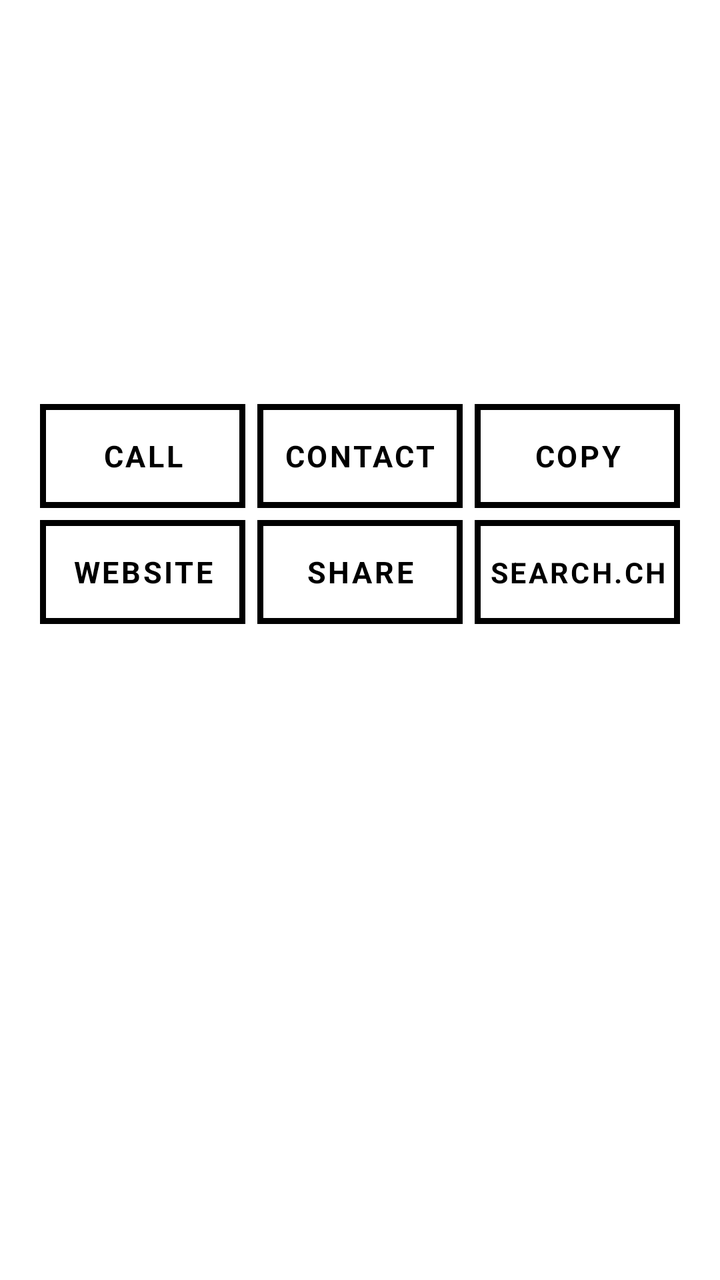
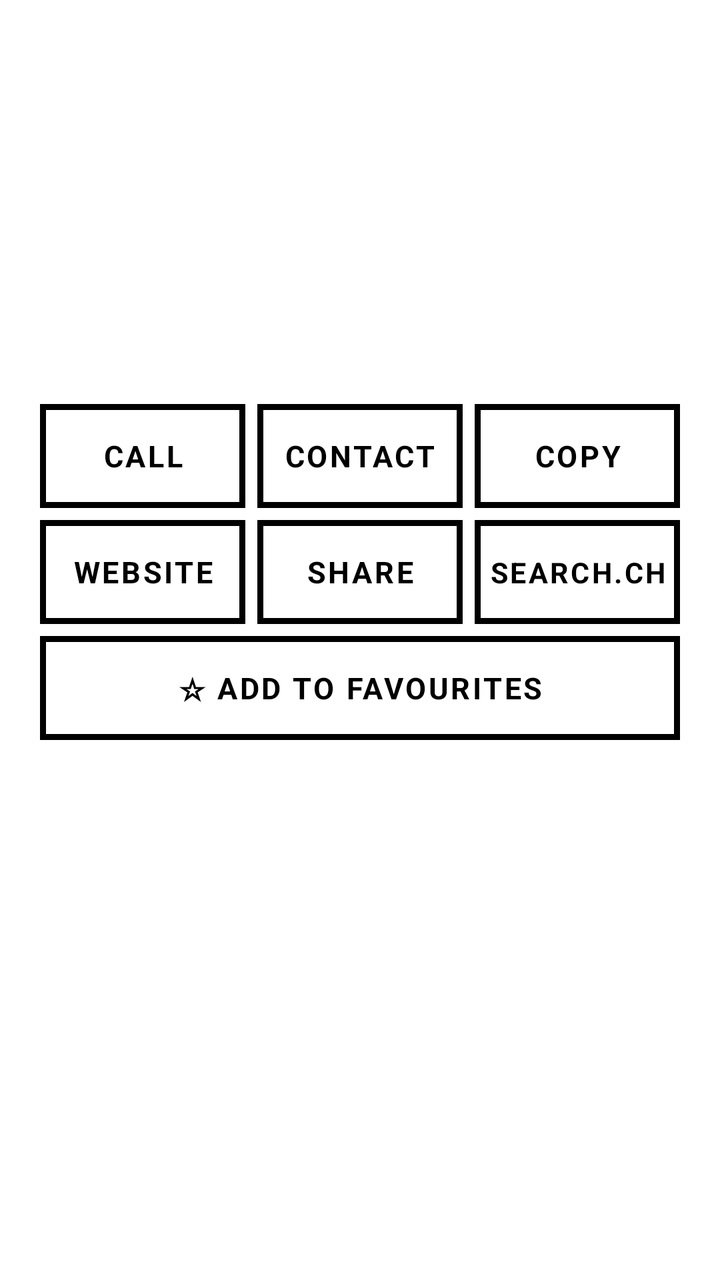

Compare the two renders of this Android layout. The source of the first and the diff that turns it into the second are given below.
<!-- AndroidManifest.xml: application theme Theme.Sbh -->
<!-- res/layout/dialog_place.xml -->
<?xml version="1.0" encoding="utf-8"?>
<ScrollView xmlns:android="http://schemas.android.com/apk/res/android"
    android:layout_width="match_parent" android:layout_height="wrap_content" android:background="@color/paper">
    <LinearLayout android:layout_width="match_parent" android:layout_height="wrap_content"
        android:orientation="vertical" android:paddingStart="20dp" android:paddingEnd="20dp" android:paddingTop="18dp" android:paddingBottom="4dp">
        <TextView android:id="@+id/pTitle" android:layout_width="match_parent" android:layout_height="wrap_content"
            android:textSize="22sp" android:textStyle="bold" android:textColor="@color/ink"/>
        <TextView android:id="@+id/pCategory" android:layout_width="match_parent" android:layout_height="wrap_content"
            android:textSize="15sp" android:textColor="@color/grey" android:layout_marginTop="2dp"/>
        <TextView android:id="@+id/pStatus" android:layout_width="match_parent" android:layout_height="wrap_content"
            android:textSize="18sp" android:textStyle="bold" android:layout_marginTop="10dp"/>
        <TextView android:id="@+id/pHours" android:layout_width="match_parent" android:layout_height="wrap_content"
            android:textSize="15sp" android:textColor="@color/ink" android:fontFamily="monospace" android:layout_marginTop="4dp"
            android:lineSpacingExtra="2dp"/>
        <TextView android:id="@+id/pLines" android:layout_width="match_parent" android:layout_height="wrap_content"
            android:textSize="17sp" android:textColor="@color/ink" android:layout_marginTop="10dp" android:lineSpacingExtra="4dp"
            android:textIsSelectable="true"/>
        <TextView android:id="@+id/pWhere" android:layout_width="match_parent" android:layout_height="wrap_content"
            android:textSize="14sp" android:textColor="@color/grey" android:layout_marginTop="8dp" android:textIsSelectable="true"/>
        <LinearLayout android:layout_width="match_parent" android:layout_height="wrap_content" android:orientation="horizontal"
            android:baselineAligned="false" android:layout_marginTop="14dp">
            <TextView android:id="@+id/pCall" style="@style/Btn" android:layout_width="0dp" android:layout_weight="1"
                android:layout_height="52dp" android:minHeight="52dp" android:autoSizeMaxTextSize="15sp" android:text="@string/place_call"/>
            <TextView android:id="@+id/pContact" style="@style/Btn" android:layout_width="0dp" android:layout_weight="1"
                android:layout_height="52dp" android:minHeight="52dp" android:layout_marginStart="6dp" android:autoSizeMaxTextSize="15sp" android:text="@string/place_contact"/>
            <TextView android:id="@+id/pCopy" style="@style/Btn" android:layout_width="0dp" android:layout_weight="1"
                android:layout_height="52dp" android:minHeight="52dp" android:layout_marginStart="6dp" android:autoSizeMaxTextSize="15sp" android:text="@string/place_copy"/>
        </LinearLayout>
        <LinearLayout android:layout_width="match_parent" android:layout_height="wrap_content" android:orientation="horizontal"
            android:baselineAligned="false" android:layout_marginTop="6dp">
            <TextView android:id="@+id/pWeb" style="@style/Btn" android:layout_width="0dp" android:layout_weight="1"
                android:layout_height="52dp" android:minHeight="52dp" android:autoSizeMaxTextSize="15sp" android:text="@string/place_web"/>
            <TextView android:id="@+id/pShare" style="@style/Btn" android:layout_width="0dp" android:layout_weight="1"
                android:layout_height="52dp" android:minHeight="52dp" android:layout_marginStart="6dp" android:autoSizeMaxTextSize="15sp" android:text="@string/share"/>
            <TextView android:id="@+id/pDirectory" style="@style/Btn" android:layout_width="0dp" android:layout_weight="1"
                android:layout_height="52dp" android:minHeight="52dp" android:layout_marginStart="6dp" android:autoSizeMaxTextSize="15sp" android:text="@string/place_directory"/>
        </LinearLayout>
    </LinearLayout>
</ScrollView>
<!-- resources referenced by this layout -->
<resources>
  <color name="grey">#9A9A9A</color>
  <color name="ink">#000000</color>
  <color name="paper">#FFFFFF</color>
  <string name="place_call">CALL</string>
  <string name="place_contact">CONTACT</string>
  <string name="place_copy">COPY</string>
  <string name="place_directory">SEARCH.CH</string>
  <string name="place_web">WEBSITE</string>
  <string name="share">SHARE</string>
  <style name="Btn">
          <item name="android:background">@drawable/btn</item>
          <item name="android:textColor">@drawable/btn_text</item>
          <item name="android:textSize">17sp</item>
          <item name="android:textStyle">bold</item>
          <item name="android:gravity">center</item>
          <item name="android:letterSpacing">0.08</item>
          <item name="android:minHeight">56dp</item>
          <item name="android:minWidth">56dp</item>
          <item name="android:padding">0dp</item>
          <item name="android:stateListAnimator">@null</item>
          <item name="android:textAllCaps">true</item>
          <item name="android:maxLines">1</item>
          <item name="android:autoSizeTextType">uniform</item>
          <item name="android:autoSizeMinTextSize">10sp</item>
          <item name="android:autoSizeMaxTextSize">17sp</item>
          <item name="android:paddingStart">6dp</item>
          <item name="android:paddingEnd">6dp</item>
      </style>
  <style name="Theme.Sbh" parent="Theme.AppCompat.Light.NoActionBar">
          <item name="android:statusBarColor">@color/ink</item>
          <item name="android:navigationBarColor">@color/ink</item>
          <item name="android:windowBackground">@color/paper</item>
          <item name="android:textColor">@color/ink</item>
          <item name="colorAccent">@color/ink</item>
          <item name="colorPrimary">@color/ink</item>
          <item name="android:fontFamily">sans-serif</item>
          <item name="android:windowLightStatusBar">false</item>
          <item name="android:windowLightNavigationBar">false</item>
      </style>
  <!-- drawable btn (drawable) -->
  <?xml version="1.0" encoding="utf-8"?>
  <selector xmlns:android="http://schemas.android.com/apk/res/android">
      <item android:state_pressed="true">
          <shape><solid android:color="@color/ink"/><stroke android:width="3dp" android:color="@color/ink"/></shape>
      </item>
      <item android:state_enabled="false">
          <shape><solid android:color="@color/paper"/><stroke android:width="3dp" android:color="@color/grey"/></shape>
      </item>
      <item>
          <shape><solid android:color="@color/paper"/><stroke android:width="3dp" android:color="@color/ink"/></shape>
      </item>
  </selector>
  <!-- drawable btn_text (drawable) -->
  <?xml version="1.0" encoding="utf-8"?>
  <selector xmlns:android="http://schemas.android.com/apk/res/android">
      <item android:state_pressed="true" android:color="@color/paper"/>
      <item android:state_enabled="false" android:color="@color/grey"/>
      <item android:color="@color/ink"/>
  </selector>
</resources>

<!-- the commit's change to res/layout/dialog_place.xml (unified diff, before → after) -->
@@ -35,5 +35,7 @@
             <TextView android:id="@+id/pDirectory" style="@style/Btn" android:layout_width="0dp" android:layout_weight="1"
                 android:layout_height="52dp" android:minHeight="52dp" android:layout_marginStart="6dp" android:autoSizeMaxTextSize="15sp" android:text="@string/place_directory"/>
         </LinearLayout>
+        <TextView android:id="@+id/pFav" style="@style/Btn" android:layout_width="match_parent"
+            android:layout_height="52dp" android:minHeight="52dp" android:layout_marginTop="6dp" android:autoSizeMaxTextSize="15sp" android:text="@string/fav_add"/>
     </LinearLayout>
 </ScrollView>
<!-- resource entries referenced after the edit -->
@@ -3,6 +3,7 @@
   <color name="grey">#9A9A9A</color>
   <color name="ink">#000000</color>
   <color name="paper">#FFFFFF</color>
+  <string name="fav_add">☆ Add to favourites</string>
   <string name="place_call">CALL</string>
   <string name="place_contact">CONTACT</string>
   <string name="place_copy">COPY</string>
